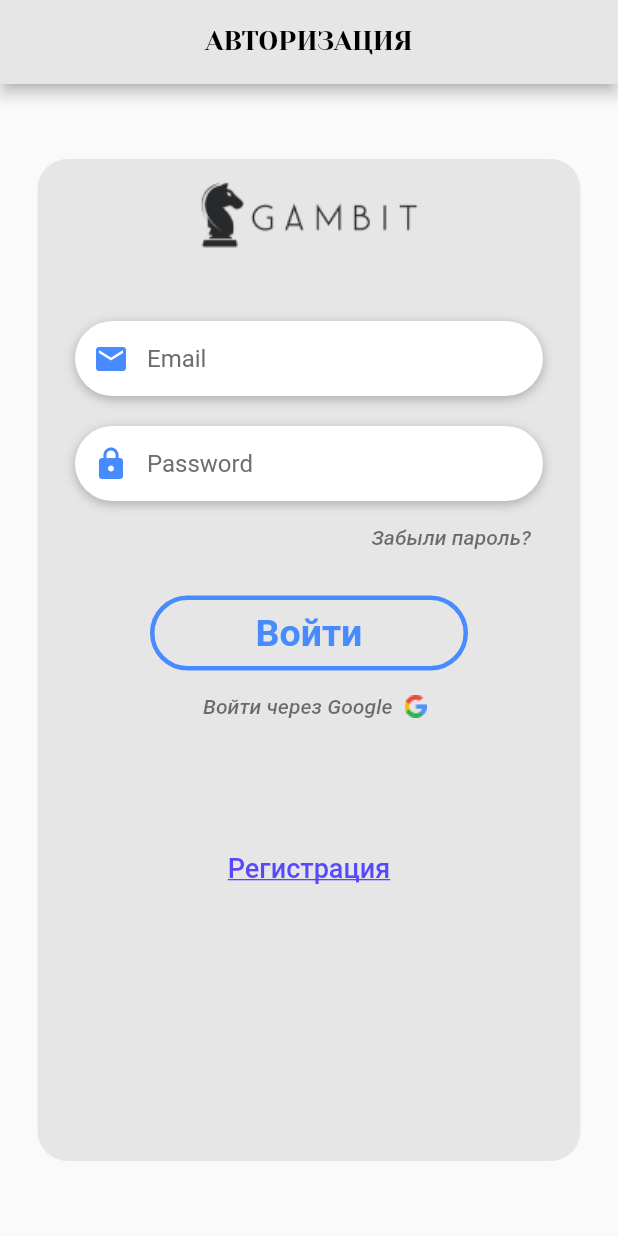
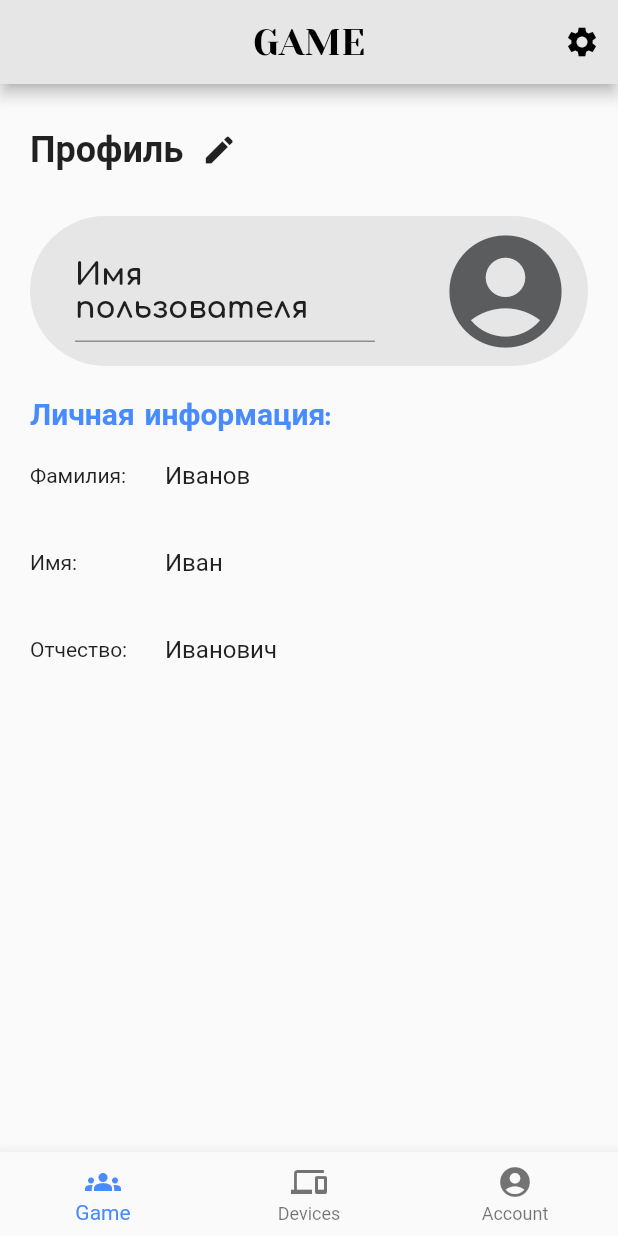
Before and after one commit to Gambit-mobile-dev/gambit_board_controller_app, a Flutter app: the screen it shows after launch, after a tap on "Войти", on a phone screen of 412 x 824 dp. Run offline on Flutter 3.47's test engine with Material 2 defaults, Android fonts, the light colour scheme and no system bars; our stand-ins replace lottie; Roboto replaces fonts that are missing (Josefin-sans).

Commit message:
Add home screen with bottom navigation. Add some account information

```diff
--- a/lib/main.dart
+++ b/lib/main.dart
@@ -2,6 +2,7 @@
 import 'pages/welcome_page.dart';
 import 'pages/loginScreen.dart';
 import 'pages/signupScreen.dart';
+import 'pages/homeScreen.dart';
 
 void main() {
   runApp(const MyApp());
@@ -28,6 +29,7 @@
         '/login': (context) => LoginScreen(),
         '/signup': (context) => SignupScreenUserData(),
         '/welcome': (context) => WelcomePage(),
+        '/home': (context) => MainScreen(),
       },
     );
   }
--- /dev/null
+++ b/lib/pages/acc_profilePage.dart
@@ -0,0 +1,289 @@
+import 'package:flutter/cupertino.dart';
+import 'package:flutter/material.dart';
+import 'package:flutter/painting.dart';
+import 'package:flutter/services.dart';
+
+class AccProfilePage extends StatefulWidget {
+  const AccProfilePage({Key? key}) : super(key: key);
+
+  @override
+  _AccProfilePageState createState() => _AccProfilePageState();
+}
+
+class _AccProfilePageState extends State<AccProfilePage> {
+  // bool isEnabled = false;
+
+  Widget buildPersonalData() {
+    return Container(
+      child: Column(
+        crossAxisAlignment: CrossAxisAlignment.start,
+        children: <Widget>[
+          Text('Личная информация:', style: TextStyle(
+            fontFamily: 'Josefin-sans',
+            fontWeight: FontWeight.bold,
+            fontSize: 20,
+            color: Color.fromRGBO(72, 139, 254, 100),
+          ),),
+          Container(
+            margin: const EdgeInsets.symmetric(vertical: 5),
+            child: Row(
+              children: [
+                SizedBox(child: Text('Фамилия:'), width: 80,),
+                Container(
+                  margin: const EdgeInsets.symmetric(horizontal: 10),
+                  width: 200,
+                  child: TextFormField(
+                    initialValue: 'Иванов',
+                    decoration: InputDecoration(
+                      border: InputBorder.none,
+                    ),
+                  ),
+                )
+              ],
+            ),
+          ),
+          Container(
+            margin: const EdgeInsets.symmetric(vertical: 5),
+            child: Row(
+              children: [
+                SizedBox(child: Text('Имя:'),width: 80,),
+                Container(
+                  margin: const EdgeInsets.symmetric(horizontal: 10),
+                  width: 200,
+                  child: TextFormField(
+                    initialValue: 'Иван',
+                    decoration: InputDecoration(
+                      border: InputBorder.none,
+                    ),
+                  ),
+                )
+              ],
+            ),
+          ),
+          Container(
+            margin: const EdgeInsets.symmetric(vertical: 5),
+            child: Row(
+              children: [
+                SizedBox(child: Text('Отчество:'),width: 80,),
+                Container(
+                  margin: const EdgeInsets.symmetric(horizontal: 10),
+                  width: 200,
+                  child: TextFormField(
+                    initialValue: 'Иванович',
+                    decoration: InputDecoration(
+                      border: InputBorder.none,
+                    ),
+                  ),
+                )
+              ],
+            ),
+          ),
+        ],
+      ),
+    );
+  }
+
+  Widget buildEmail() {
+    return Column(
+      crossAxisAlignment: CrossAxisAlignment.start,
+      children: <Widget>[
+        Container(
+          alignment: Alignment.centerLeft,
+          decoration: BoxDecoration(
+              color: Colors.white,
+              borderRadius: BorderRadius.circular(45),
+              boxShadow: [
+                BoxShadow(
+                    color: Colors.black26, blurRadius: 6, offset: Offset(0, 2))
+              ]),
+          height: 50,
+          child: TextField(
+            textAlignVertical: TextAlignVertical.center,
+            keyboardType: TextInputType.emailAddress,
+            style: TextStyle(color: Colors.black87),
+            decoration: InputDecoration(
+                border: InputBorder.none,
+                prefixIcon:
+                Icon(Icons.email, color: Color.fromRGBO(72, 139, 254, 100)),
+                hintText: 'Email',
+                hintStyle:
+                TextStyle(color: Color.fromRGBO(113, 109, 108, 100))),
+          ),
+        )
+      ],
+    );
+  }
+
+  Widget buildPassword() {
+    return Column(
+      crossAxisAlignment: CrossAxisAlignment.start,
+      children: <Widget>[
+        Container(
+          alignment: Alignment.centerLeft,
+          decoration: BoxDecoration(
+              color: Colors.white,
+              borderRadius: BorderRadius.circular(45),
+              boxShadow: [
+                BoxShadow(
+                    color: Colors.black26, blurRadius: 6, offset: Offset(0, 2))
+              ]),
+          height: 50,
+          child: TextField(
+            obscureText: true,
+            style: TextStyle(color: Colors.black87),
+            textAlignVertical: TextAlignVertical.center,
+            decoration: InputDecoration(
+                border: InputBorder.none,
+                prefixIcon:
+                Icon(Icons.lock, color: Color.fromRGBO(72, 139, 254, 100)),
+                hintText: 'Password',
+                hintStyle:
+                TextStyle(color: Color.fromRGBO(113, 109, 108, 100))),
+          ),
+        )
+      ],
+    );
+  }
+
+  Widget buildLoginBtn() {
+    return Container(
+        margin: EdgeInsets.only(top: 15, left: 50, right: 50),
+        width: double.infinity,
+        height: 50,
+        child: TextButton(
+          onPressed: () {
+            Navigator.pushReplacementNamed(context, '/home');
+          },
+          child: Text(
+            'Войти',
+            style: TextStyle(
+              color: Color.fromRGBO(72, 139, 254, 100),
+              fontSize: 25,
+              fontWeight: FontWeight.bold,
+            ),
+          ),
+          style: ButtonStyle(
+              backgroundColor:
+              MaterialStateProperty.all<Color>(Colors.transparent),
+              shape: MaterialStateProperty.all<RoundedRectangleBorder>(
+                  RoundedRectangleBorder(
+                      borderRadius: BorderRadius.circular(100),
+                      side: BorderSide(
+                          color: Color.fromRGBO(72, 139, 254, 100),
+                          width: 3)))),
+        ));
+  }
+
+  Widget buildGoogleAuth() {
+    return Row(
+      mainAxisAlignment: MainAxisAlignment.center,
+      children: [
+        TextButton(
+          onPressed: () => print("Forgot Password pressed"),
+          child: Text(
+            'Войти через Google',
+            style:
+            TextStyle(color: Colors.black54, fontStyle: FontStyle.italic),
+          ),
+        ),
+        Image.asset('assets/pictures/googleIcon.png'),
+      ],
+    );
+  }
+
+  @override
+  Widget build(BuildContext context) {
+    return Scaffold(
+        body: AnnotatedRegion<SystemUiOverlayStyle>(
+          value: SystemUiOverlayStyle.light,
+          child: GestureDetector(
+              child: Container(
+                padding: const EdgeInsets.symmetric(vertical: 20, horizontal: 20),
+                width: double.infinity,
+                height: double.infinity,
+                child: SingleChildScrollView(
+                  physics: AlwaysScrollableScrollPhysics(),
+                  child: Column(
+                    crossAxisAlignment: CrossAxisAlignment.start,
+                    children: <Widget>[
+                      Container(
+                          child: Row(
+                            children: [
+                              Text('Профиль', style: TextStyle(
+                                color: Colors.black87,
+                                fontSize: 24,
+                                fontFamily: 'Josefin-sans',
+                                fontWeight: FontWeight.bold,
+                              ),),
+                              IconButton(
+                                  onPressed: () {},
+                                  icon: Icon(Icons.edit))
+                            ],
+                          )
+                      ),
+                      Container(
+                        margin: const EdgeInsets.symmetric(vertical: 20),
+                        width: double.infinity,
+                        height: 100,
+                        decoration: BoxDecoration(
+                          borderRadius: BorderRadius.circular(50),
+                          color: Color.fromRGBO(230, 230, 230, 100),
+                        ),
+                        child: Padding(
+                          padding: const EdgeInsets.symmetric(horizontal: 10),
+                          child: Row(
+                            mainAxisAlignment: MainAxisAlignment.spaceBetween,
+                            children: [
+                              Container(
+                                width: 200,
+                                margin: const EdgeInsets.only(left: 20),
+                                child: TextFormField(
+                                  initialValue: 'Имя пользователя',
+                                  minLines: 2,
+                                  maxLines: 2,
+                                  style: TextStyle(
+                                    fontSize: 20,
+                                    fontWeight: FontWeight.bold,
+                                    fontFamily: 'Comfortaa'
+                                  ),),
+                              ),
+                              Icon(
+                                Icons.account_circle,
+                                size: 90,
+                                color: Color.fromRGBO(91, 92, 94, 100),)
+                            ],
+                          ),
+                        ),
+                      ),
+                      buildPersonalData(),
+                      // SizedBox(height: 30),
+                      // buildEmail(),
+                      // SizedBox(height: 20),
+                      // buildPassword(),
+                      // buildForgotPassBtn(),
+                      // // buildRememberCb(),
+                      // buildLoginBtn(),
+                      // buildGoogleAuth(),
+                      // Container(
+                      //   margin: const EdgeInsets.only(top: 60),
+                      //   child: TextButton(
+                      //     onPressed: () {
+                      //       Navigator.pushReplacementNamed(context, '/signup');
+                      //     },
+                      //     child: Text(
+                      //       'Регистрация',
+                      //       style: TextStyle(
+                      //         decoration: TextDecoration.underline,
+                      //         fontSize: 18,
+                      //         color: Color.fromRGBO(87, 72, 254, 100),
+                      //       ),
+                      //     ),
+                      //   ),
+                      // ),
+                    ],
+                  ),
+                ),
+              )),
+        ));
+  }
+}
--- a/lib/pages/homeScreen.dart
+++ b/lib/pages/homeScreen.dart
@@ -1,154 +1,90 @@
-// // Copyright 2019 The Flutter team. All rights reserved.
-// // Use of this source code is governed by a BSD-style license that can be
-// // found in the LICENSE file.
-//
-// import 'package:animations/animations.dart';
-// import 'package:flutter/material.dart';
-//
-// class BottomNavigationDemo extends StatefulWidget {
-//   const BottomNavigationDemo({
-//     required Key key,
-//     required this.restorationId,
-//     required this.type,
-//   }) : super(key: key);
-//
-//   final String restorationId;
-//
-//   @override
-//   _BottomNavigationDemoState createState() => _BottomNavigationDemoState();
-// }
-//
-// class _BottomNavigationDemoState extends State<BottomNavigationDemo>
-//     with RestorationMixin {
-//   final RestorableInt _currentIndex = RestorableInt(0);
-//
-//   @override
-//   String get restorationId => widget.restorationId;
-//
-//   @override
-//   void restoreState(RestorationBucket oldBucket, bool initialRestore) {
-//     registerForRestoration(_currentIndex, 'bottom_navigation_tab_index');
-//   }
-//
-//   @override
-//   void dispose() {
-//     _currentIndex.dispose();
-//     super.dispose();
-//   }
-//
-//
-//   @override
-//   Widget build(BuildContext context) {
-//     final colorScheme = Theme.of(context).colorScheme;
-//     final textTheme = Theme.of(context).textTheme;
-//
-//     var bottomNavigationBarItems = <BottomNavigationBarItem>[
-//       BottomNavigationBarItem(
-//         icon: const Icon(Icons.add_comment),
-//       ),
-//       BottomNavigationBarItem(
-//         icon: const Icon(Icons.calendar_today),
-//       ),
-//       BottomNavigationBarItem(
-//         icon: const Icon(Icons.account_circle),
-//       ),
-//       BottomNavigationBarItem(
-//         icon: const Icon(Icons.alarm_on),
-//       ),
-//       BottomNavigationBarItem(
-//         icon: const Icon(Icons.camera_enhance),
-//       ),
-//     ];
-//
-//     if (widget.type == BottomNavigationDemoType.withLabels) {
-//       bottomNavigationBarItems = bottomNavigationBarItems.sublist(
-//           0, bottomNavigationBarItems.length - 2);
-//       _currentIndex.value = _currentIndex.value
-//           .clamp(0, bottomNavigationBarItems.length - 1)
-//           .toInt();
-//     }
-//
-//     return Scaffold(
-//       appBar: AppBar(
-//         automaticallyImplyLeading: false,
-//       ),
-//       body: Center(
-//         child: PageTransitionSwitcher(
-//           transitionBuilder: (child, animation, secondaryAnimation) {
-//             return FadeThroughTransition(
-//               animation: animation,
-//               secondaryAnimation: secondaryAnimation,
-//               child: child,
-//             );
-//           },
-//           child: _NavigationDestinationView(
-//             // Adding [UniqueKey] to make sure the widget rebuilds when transitioning.
-//             key: UniqueKey(),
-//             item: bottomNavigationBarItems[_currentIndex.value],
-//           ),
-//         ),
-//       ),
-//       bottomNavigationBar: BottomNavigationBar(
-//         showUnselectedLabels:
-//             widget.type == BottomNavigationDemoType.withLabels,
-//         items: bottomNavigationBarItems,
-//         currentIndex: _currentIndex.value,
-//         type: BottomNavigationBarType.fixed,
-//         selectedFontSize: textTheme.caption.fontSize,
-//         unselectedFontSize: textTheme.caption.fontSize,
-//         onTap: (index) {
-//           setState(() {
-//             _currentIndex.value = index;
-//           });
-//         },
-//         selectedItemColor: colorScheme.onPrimary,
-//         unselectedItemColor: colorScheme.onPrimary.withOpacity(0.38),
-//         backgroundColor: colorScheme.primary,
-//       ),
-//     );
-//   }
-// }
-//
-// class _NavigationDestinationView extends StatelessWidget {
-//   const _NavigationDestinationView({Key key, this.item}) : super(key: key);
-//
-//   final BottomNavigationBarItem item;
-//
-//   @override
-//   Widget build(BuildContext context) {
-//     return Stack(
-//       children: [
-//         ExcludeSemantics(
-//           child: Center(
-//             child: Padding(
-//               padding: const EdgeInsets.all(16),
-//               child: ClipRRect(
-//                 borderRadius: BorderRadius.circular(8),
-//                 child: Image.asset(
-//                   'assets/demos/bottom_navigation_background.png',
-//                   package: 'flutter_gallery_assets',
-//                 ),
-//               ),
-//             ),
-//           ),
-//         ),
-//         Center(
-//           child: IconTheme(
-//             data: const IconThemeData(
-//               color: Colors.white,
-//               size: 80,
-//             ),
-//             child: Semantics(
-//               label: GalleryLocalizations.of(context)
-//                   .bottomNavigationContentPlaceholder(
-//                 item.label,
-//               ),
-//               child: item.icon,
-//             ),
-//           ),
-//         ),
-//       ],
-//     );
-//   }
-// }
-//
+/// Flutter code sample for BottomNavigationBar
+
+// This example shows a [BottomNavigationBar] as it is used within a [Scaffold]
+// widget. The [BottomNavigationBar] has three [BottomNavigationBarItem]
+// widgets, which means it defaults to [BottomNavigationBarType.fixed], and
+// the [currentIndex] is set to index 0. The selected item is
+// amber. The `_onItemTapped` function changes the selected item's index
+// and displays a corresponding message in the center of the [Scaffold].
+import 'acc_profilePage.dart';
+import 'package:flutter/material.dart';
+
+/// This is the stateful widget that the main application instantiates.
+class MainScreen extends StatefulWidget {
+  const MainScreen({Key? key}) : super(key: key);
+
+  @override
+  State<MainScreen> createState() => _MainScreenState();
+}
+
+/// This is the private State class that goes with MyStatefulWidget.
+class _MainScreenState extends State<MainScreen> {
+  int _selectedIndex = 0;
+  String appbarTitle = 'GAME';
+  static const List<Widget> _widgetOptions = <Widget>[
+    AccProfilePage(),
+    AccProfilePage(),
+    AccProfilePage()
+    // Text(
+    //   'Index 1: Devices',
+    //   style: optionStyle,
+    // ),
+    // Text(
+    //   'Index 2: Account Profile',
+    //   style: optionStyle,
+    // ),
+  ];
+
+  void _onItemTapped(int index) {
+    setState(() {
+      _selectedIndex = index;
+      if (index == 0) appbarTitle = 'GAME';
+      else if (index == 1) appbarTitle = 'DEVICES';
+      else if (index == 2) appbarTitle = 'ACCOUNT PROFILE';
+    });
+  }
+
+  @override
+  Widget build(BuildContext context) {
+    return Scaffold(
+      appBar: AppBar(
+        iconTheme: IconThemeData(
+          color: Colors.black,
+        ),
+        title: Text(appbarTitle,
+            style: TextStyle(
+              color: Colors.black,
+              fontSize: 25,
+              fontFamily: 'Yeseva',
+            )),
+        centerTitle: true,
+        backgroundColor: Color.fromRGBO(230, 230, 230, 100),
+        actions: [
+          IconButton(onPressed: (){}, icon: Icon(Icons.settings))
+        ],
+      ),
+      body: Center(
+        child: _widgetOptions.elementAt(_selectedIndex),
+      ),
+      bottomNavigationBar: BottomNavigationBar(
+        items: const <BottomNavigationBarItem>[
+          BottomNavigationBarItem(
+            icon: Icon(Icons.groups),
+            label: 'Game',
+          ),
+          BottomNavigationBarItem(
+            icon: Icon(Icons.devices),
+            label: 'Devices',
+          ),
+          BottomNavigationBarItem(
+            icon: Icon(Icons.account_circle),
+            label: 'Account',
+          ),
+        ],
+        currentIndex: _selectedIndex,
+        selectedItemColor: Color.fromRGBO(72, 139, 254, 100),
+        onTap: _onItemTapped,
+      ),
+    );
+  }
+}
--- a/lib/pages/loginScreen.dart
+++ b/lib/pages/loginScreen.dart
@@ -120,7 +120,9 @@
         width: double.infinity,
         height: 50,
         child: TextButton(
-          onPressed: () => print('Login Pressed'),
+          onPressed: () {
+            Navigator.pushReplacementNamed(context, '/home');
+          },
           child: Text(
             'Войти',
             style: TextStyle(
--- a/pubspec.yaml
+++ b/pubspec.yaml
@@ -83,6 +83,9 @@
       fonts:
         - asset: assets/fonts/josefin_sans/JosefinSans-VariableFont_wght.ttf
         - asset: assets/fonts/josefin_sans/JosefinSans-Italic-VariableFont_wght.ttf
+    - family: Comfortaa
+      fonts:
+        - asset: assets/fonts/comfortaa/Comfortaa-VariableFont_wght.ttf
   #
   # For details regarding fonts from package dependencies,
   # see https://flutter.dev/custom-fonts/#from-packages
```
Also changed, not shown: lib/pages/signupScreen.dart (+5 -2 lines), assets/fonts/comfortaa/Comfortaa-VariableFont_wght.ttf (added), assets/fonts/comfortaa/static/Comfortaa-Bold.ttf (added), assets/fonts/comfortaa/static/Comfortaa-Light.ttf (added), assets/fonts/comfortaa/static/Comfortaa-Medium.ttf (added), assets/fonts/comfortaa/static/Comfortaa-Regular.ttf (added), assets/fonts/comfortaa/static/Comfortaa-SemiBold.ttf (added).
